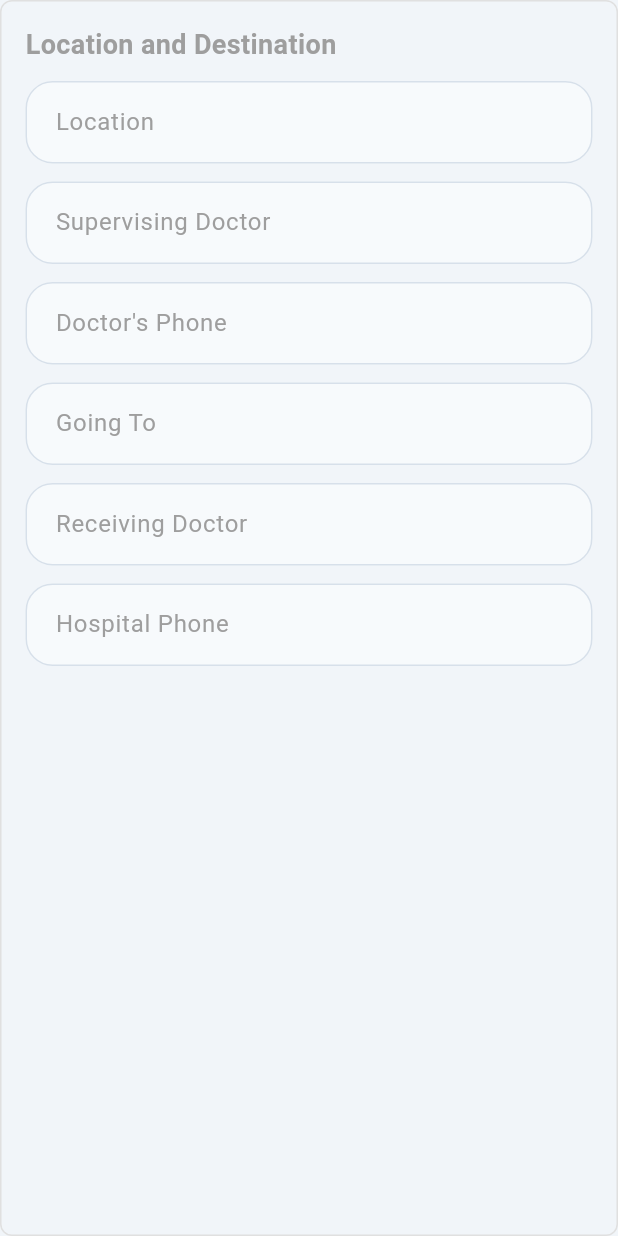
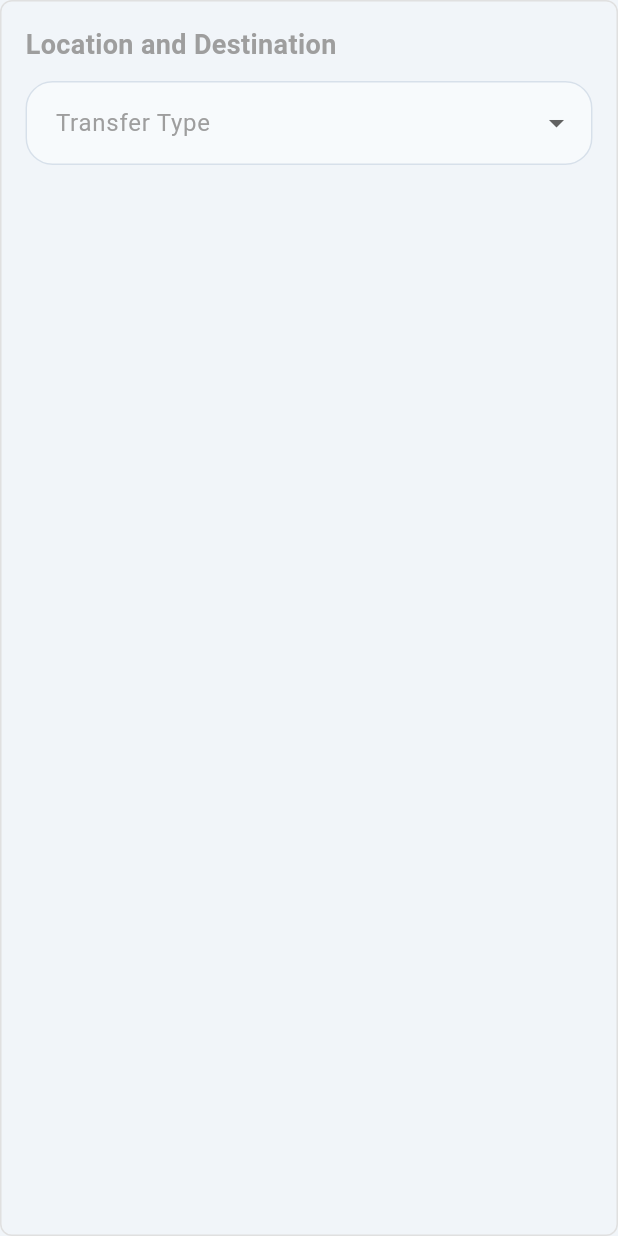
Before and after one commit to jmad3846-afk/graduation-project-complete, a Flutter app: the LocationInfoCard widget shown alone on an empty page, opened directly with empty values, on a phone screen of 412 x 824 dp. Run offline on Flutter 3.47's test engine with Material 3 defaults, Android fonts, the phone set to English and light mode, and no system bars; our stand-ins replace dio, flutter_riverpod, go_router, shared_preferences; missing offline and left inert: pusher_client; accounts and stored records are empty.

Commit message:
the final cases edite

```diff
--- a/Gradution-project-v2.2-main/Gradution-project-v2.2-main/lib/presentation/reports/components/location_info_card.dart
+++ b/Gradution-project-v2.2-main/Gradution-project-v2.2-main/lib/presentation/reports/components/location_info_card.dart
@@ -4,24 +4,20 @@ import 'report_shared_widgets.dart';
 class LocationInfoCard extends StatelessWidget {
   final Color primary;
   final Color secondary;
+  final ValueNotifier<String> transferTypeNotifier;
 
-  // Controllers for each field
-  final TextEditingController locationController;
-  final TextEditingController supervisingDoctorController;
-  final TextEditingController doctorPhoneController;
-  final TextEditingController goingToController;
-  final TextEditingController receivingDoctorController;
-  final TextEditingController hospitalPhoneController;
+  static const List<String> transferTypes = [
+    'Hospital-to-Hospital',
+    'Dispensary-to-Hospital',
+    'Clinic-to-Hospital',
+    'Home-to-Hospital',
+    'Hospital-to-Home',
+  ];
 
   const LocationInfoCard({
     required this.primary,
     required this.secondary,
-    required this.locationController,
-    required this.supervisingDoctorController,
-    required this.doctorPhoneController,
-    required this.goingToController,
-    required this.receivingDoctorController,
-    required this.hospitalPhoneController,
+    required this.transferTypeNotifier,
     super.key,
   });
 
@@ -30,12 +26,24 @@ class LocationInfoCard extends StatelessWidget {
     return infoCard(
       "Location and Destination",
       [
-        reportTextField("Location", primary, secondary, controller: locationController),
-        reportTextField("Supervising Doctor", primary, secondary, controller: supervisingDoctorController),
-        reportTextField("Doctor's Phone", primary, secondary, controller: doctorPhoneController),
-        reportTextField("Going To", primary, secondary, controller: goingToController),
-        reportTextField("Receiving Doctor", primary, secondary, controller: receivingDoctorController),
-        reportTextField("Hospital Phone", primary, secondary, controller: hospitalPhoneController),
+        ValueListenableBuilder<String>(
+          valueListenable: transferTypeNotifier,
+          builder: (context, value, _) => DropdownButtonFormField<String>(
+            initialValue: transferTypes.contains(value) ? value : null,
+            decoration: InputDecoration(
+              labelText: 'Transfer Type',
+              labelStyle: TextStyle(color: secondary),
+              border: OutlineInputBorder(borderRadius: BorderRadius.circular(6)),
+            ),
+            style: TextStyle(color: primary),
+            items: transferTypes
+                .map((t) => DropdownMenuItem(value: t, child: Text(t)))
+                .toList(),
+            onChanged: (v) {
+              if (v != null) transferTypeNotifier.value = v;
+            },
+          ),
+        ),
       ],
       primary,
     );
--- a/Gradution-project-v2.2-main/Gradution-project-v2.2-main/lib/presentation/reports/components/medical_info_card.dart
+++ b/Gradution-project-v2.2-main/Gradution-project-v2.2-main/lib/presentation/reports/components/medical_info_card.dart
@@ -12,6 +12,8 @@ class MedicalInfoCard extends StatelessWidget {
   final TextEditingController bloodSugarController;
   final TextEditingController oxygenSupportLevelController;
   final TextEditingController oxygenAfterSupportController;
+  final TextEditingController symptomsController;
+  final TextEditingController breathingRateController;
   // Boolean notifiers
   final ValueNotifier<bool> intubatedNotifier;
   final ValueNotifier<bool> consciousNotifier;
@@ -24,6 +26,8 @@ class MedicalInfoCard extends StatelessWidget {
     required this.bloodSugarController,
     required this.oxygenSupportLevelController,
     required this.oxygenAfterSupportController,
+    required this.symptomsController,
+    required this.breathingRateController,
     required this.intubatedNotifier,
     required this.consciousNotifier,
     super.key,
@@ -48,6 +52,8 @@ class MedicalInfoCard extends StatelessWidget {
         reportTextField("Blood Sugar", primary, secondary, controller: bloodSugarController),
         reportTextField("Oxygen Support Level", primary, secondary, controller: oxygenSupportLevelController),
         reportTextField("Oxygen Level After Support", primary, secondary, controller: oxygenAfterSupportController),
+        reportTextField("Symptoms", primary, secondary, controller: symptomsController, maxLines: 3),
+        reportTextField("Breathing Rate", primary, secondary, controller: breathingRateController),
         ValueListenableBuilder<bool>(
           valueListenable: intubatedNotifier,
           builder: (context, value, _) => SwitchListTile(
```
Also changed, not shown: Gradution-project-v2.2-main/Gradution-project-v2.2-main/lib/presentation/reports/components/patient_info_card.dart (+15 -0 lines), Gradution-project-v2.2-main/Gradution-project-v2.2-main/lib/presentation/reports/components/reports_page_body.dart (+48 -32 lines), Gradution-project-v2.2-main/Gradution-project-v2.2-main/lib/presentation/reports/components/staff_info_card.dart (+20 -3 lines), 4 other files.
